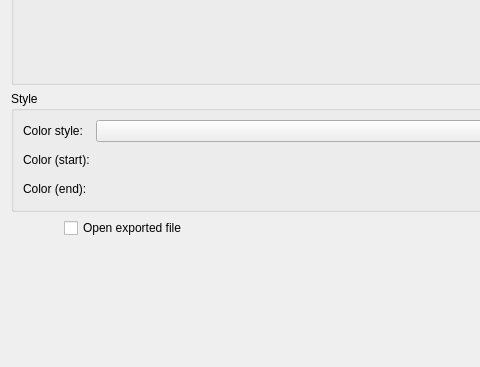
Above: src/Plugin/src/Export/KMLExport/src/KMLExportDialog.ui from till213/SkyDolly before the change; both pictures show x 0 to 480 and y 103 to 470 of the 586 by 470 pixel window. Below: the same form after it.
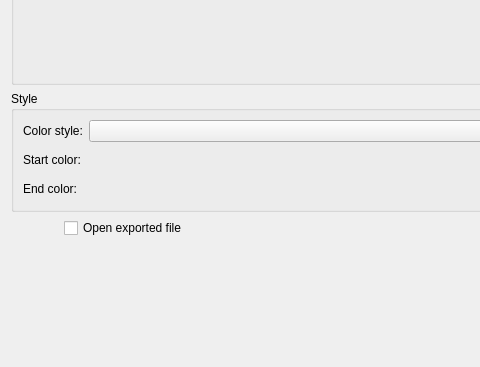
That is the form after the change.

```diff
--- a/src/Plugin/src/Export/KMLExport/src/KMLExportDialog.ui
+++ b/src/Plugin/src/Export/KMLExport/src/KMLExportDialog.ui
@@ -103,7 +103,7 @@
       <item row="1" column="0">
        <widget class="QLabel" name="label_4">
         <property name="text">
-         <string>Color (start):</string>
+         <string>Start color:</string>
         </property>
        </widget>
       </item>
@@ -182,7 +182,7 @@
       <item row="2" column="0">
        <widget class="QLabel" name="label_5">
         <property name="text">
-         <string>Color (end):</string>
+         <string>End color:</string>
         </property>
        </widget>
       </item>
```
Left out of the diff: 8 changed lines with no effect on the pictures.
